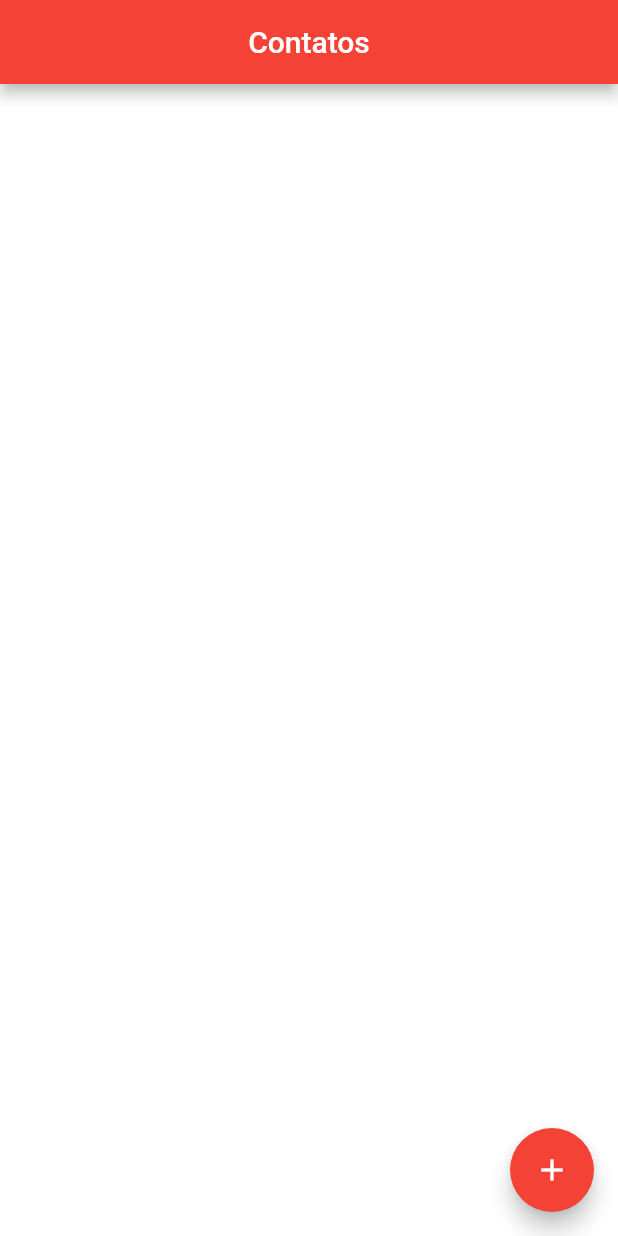
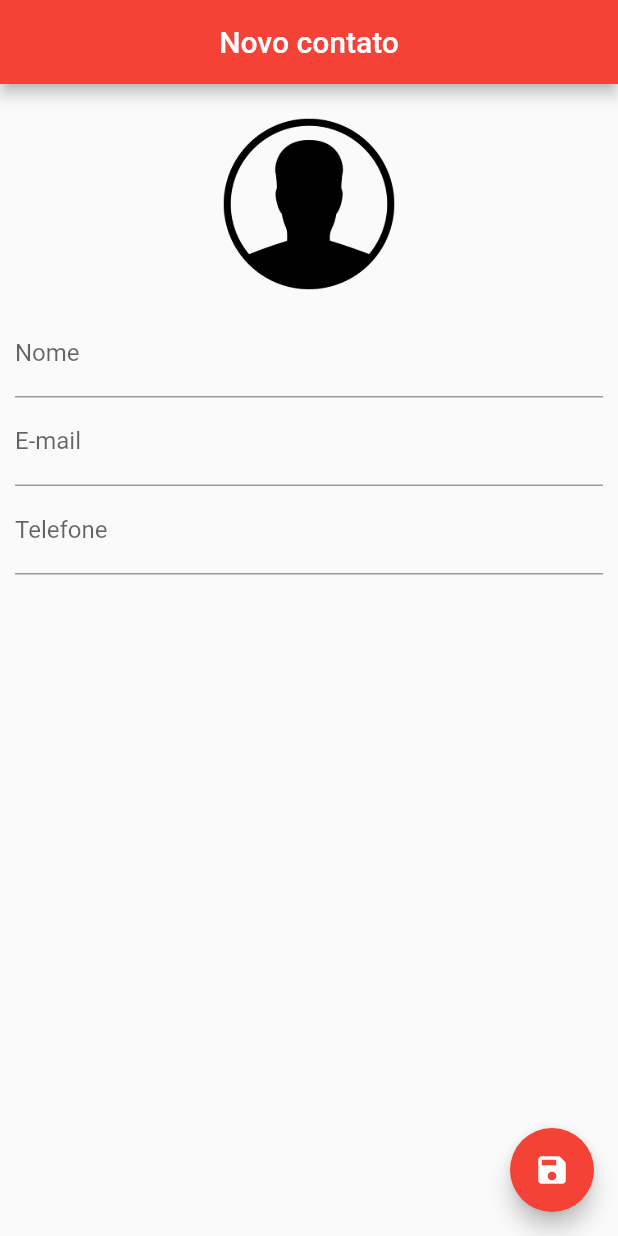
Before and after one commit to robsonsilv4/agenda_contatos, a Flutter app: the screen it shows after launch, on a phone screen of 412 x 824 dp. Run offline on Flutter 3.47's test engine with Material 2 defaults, Android fonts, the phone set to English and light mode, and no system bars; our stand-ins replace sqflite; accounts and stored records are empty.

Commit message:
Tela para adiçao e ediçao

```diff
--- a/lib/main.dart
+++ b/lib/main.dart
@@ -1,10 +1,12 @@
 import 'package:agenda_contatos/ui/HomePage.dart';
+import 'package:agenda_contatos/ui/contact_page.dart';
 import 'package:flutter/material.dart';
 
 void main() {
   runApp(
     MaterialApp(
-      home: HomePage(),
+      home: ContactPage(),
+      debugShowCheckedModeBanner: false,
     ),
   );
 }
--- /dev/null
+++ b/lib/ui/contact_page.dart
@@ -0,0 +1,114 @@
+import 'dart:io';
+
+import 'package:agenda_contatos/helpers/contact_helper.dart';
+import 'package:flutter/material.dart';
+
+class ContactPage extends StatefulWidget {
+  final Contact contact;
+
+  ContactPage({this.contact});
+
+  @override
+  _ContactPageState createState() => _ContactPageState();
+}
+
+class _ContactPageState extends State<ContactPage> {
+  Contact _editedContact;
+  bool _userEdited = false;
+
+  final _nameController = TextEditingController();
+  final _emailController = TextEditingController();
+  final _phoneController = TextEditingController();
+
+  @override
+  void initState() {
+    super.initState();
+
+    if (widget.contact == null) {
+      _editedContact = Contact();
+    } else {
+      _editedContact = Contact.fromMap(
+        widget.contact.toMap(),
+      );
+
+      _nameController.text = _editedContact.name;
+      _emailController.text = _editedContact.email;
+      _phoneController.text = _editedContact.phone;
+    }
+  }
+
+  @override
+  Widget build(BuildContext context) {
+    return Scaffold(
+      appBar: AppBar(
+        title: Text(
+          _editedContact.name ?? "Novo contato",
+        ),
+        centerTitle: true,
+        backgroundColor: Colors.red,
+      ),
+      body: SingleChildScrollView(
+        padding: EdgeInsets.all(10.0),
+        child: Column(
+          children: <Widget>[
+            GestureDetector(
+              child: Container(
+                width: 140.0,
+                height: 140.0,
+                decoration: BoxDecoration(
+                  shape: BoxShape.circle,
+                  image: DecorationImage(
+                    image: _editedContact.image != null
+                        ? FileImage(
+                            File(_editedContact.image),
+                          )
+                        : AssetImage("images/person.png"),
+                  ),
+                ),
+              ),
+            ),
+            TextField(
+              decoration: InputDecoration(
+                labelText: "Nome",
+              ),
+              controller: _nameController,
+              onChanged: (text) {
+                _userEdited = true;
+                setState(() {
+                  _editedContact.name = text;
+                });
+              },
+            ),
+            TextField(
+              decoration: InputDecoration(
+                labelText: "E-mail",
+              ),
+              controller: _emailController,
+              keyboardType: TextInputType.emailAddress,
+              onChanged: (text) {
+                _userEdited = true;
+                _editedContact.email = text;
+              },
+            ),
+            TextField(
+              decoration: InputDecoration(
+                labelText: "Telefone",
+              ),
+              controller: _phoneController,
+              keyboardType: TextInputType.phone,
+              onChanged: (text) {
+                _userEdited = true;
+                _editedContact.phone = text;
+              },
+            ),
+          ],
+        ),
+      ),
+      floatingActionButton: FloatingActionButton(
+        child: Icon(Icons.save),
+        backgroundColor: Colors.red,
+        onPressed: () {},
+      ),
+    );
+  }
+}
```
